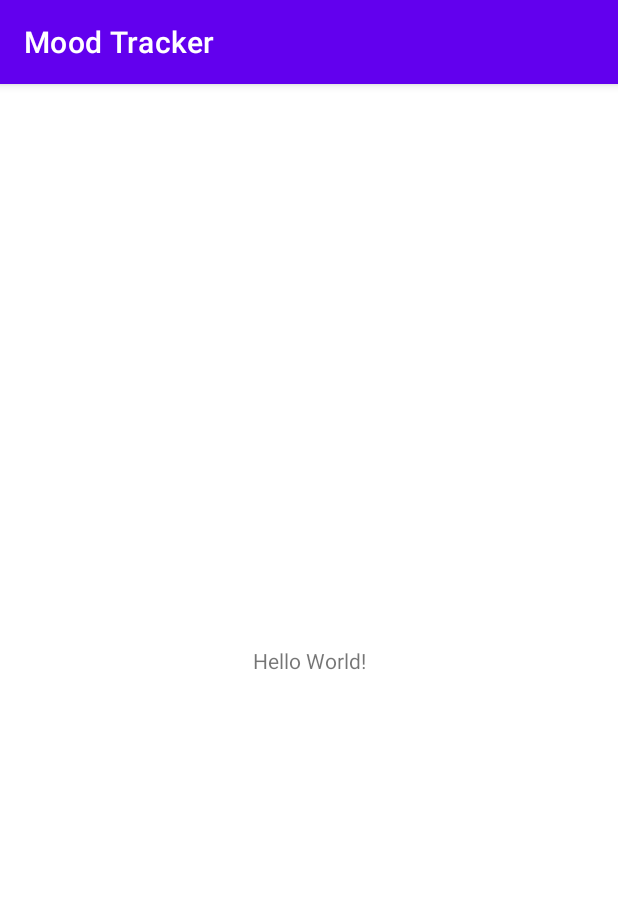
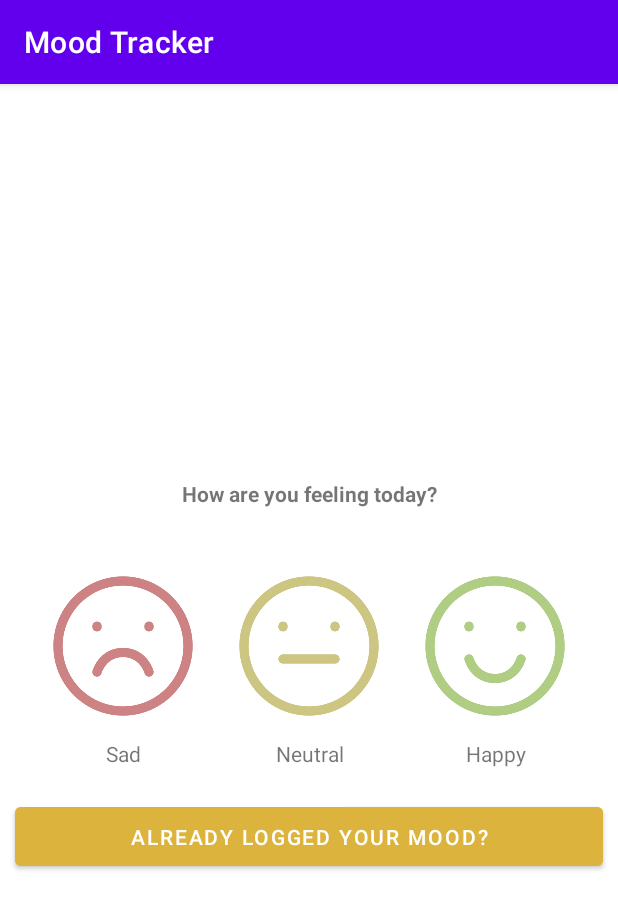
Before and after one commit to recklessbeav/MOBDEVEMP, an Android app: the screen it shows after launch (MainActivity), on a phone screen of 412 x 824 dp. Shown: the top 909 px of the screen. Run offline under Robolectric (Android 15) with nearby library versions, the phone set to English and light mode, and no system bars; libraries missing offline, so code that uses them is left out: com.mobdeve.s12; 1 statement that could not run was skipped.

Commit message:
new files

```diff
--- a/app/build.gradle
+++ b/app/build.gradle
@@ -29,6 +29,11 @@ android {
     kotlinOptions {
         jvmTarget = '1.8'
     }
+
+    buildFeatures{
+        viewBinding true
+    }
+
 }
 
 dependencies {
--- a/app/src/main/AndroidManifest.xml
+++ b/app/src/main/AndroidManifest.xml
@@ -10,6 +10,9 @@
         android:supportsRtl="true"
         android:theme="@style/Theme.MoodTracker">
         <activity
+            android:name=".LogActivity"
+            android:exported="false" />
+        <activity
             android:name=".MainActivity"
             android:exported="true">
             <intent-filter>
--- /dev/null
+++ b/app/src/main/java/com/mobdeve/s12/salamante/cuasi/beaverly/moodtracker/mobdeve/LogActivity.kt
@@ -0,0 +1,11 @@
+package com.mobdeve.s12.salamante.cuasi.beaverly.moodtracker.mobdeve
+
+import androidx.appcompat.app.AppCompatActivity
+import android.os.Bundle
+
+class LogActivity : AppCompatActivity() {
+    override fun onCreate(savedInstanceState: Bundle?) {
+        super.onCreate(savedInstanceState)
+        setContentView(R.layout.activity_log)
+    }
+}
--- a/app/src/main/java/com/mobdeve/s12/salamante/cuasi/beaverly/moodtracker/mobdeve/MainActivity.kt
+++ b/app/src/main/java/com/mobdeve/s12/salamante/cuasi/beaverly/moodtracker/mobdeve/MainActivity.kt
@@ -2,10 +2,15 @@ package com.mobdeve.s12.salamante.cuasi.beaverly.moodtracker.mobdeve
 
 import androidx.appcompat.app.AppCompatActivity
 import android.os.Bundle
+import com.mobdeve.s12.salamante.cuasi.beaverly.moodtracker.mobdeve.databinding.ActivityMainBinding
 
 class MainActivity : AppCompatActivity() {
+
+    var binding: ActivityMainBinding? = null
+
     override fun onCreate(savedInstanceState: Bundle?) {
         super.onCreate(savedInstanceState)
+        binding = ActivityMainBinding.inflate(layoutInflater)
         setContentView(R.layout.activity_main)
     }
 }
--- /dev/null
+++ b/app/src/main/res/layout/activity_log.xml
@@ -0,0 +1,9 @@
+<?xml version="1.0" encoding="utf-8"?>
+<androidx.constraintlayout.widget.ConstraintLayout xmlns:android="http://schemas.android.com/apk/res/android"
+    xmlns:app="http://schemas.android.com/apk/res-auto"
+    xmlns:tools="http://schemas.android.com/tools"
+    android:layout_width="match_parent"
+    android:layout_height="match_parent"
+    tools:context=".LogActivity">
+
+</androidx.constraintlayout.widget.ConstraintLayout>
--- a/app/src/main/res/layout/activity_main.xml
+++ b/app/src/main/res/layout/activity_main.xml
@@ -6,13 +6,90 @@
     android:layout_height="match_parent"
     tools:context=".MainActivity">
 
-    <TextView
-        android:layout_width="wrap_content"
+    <TableLayout xmlns:android="http://schemas.android.com/apk/res/android"
+        android:id="@+id/row_feelings"
+        android:layout_width="match_parent"
         android:layout_height="wrap_content"
-        android:text="Hello World!"
+        android:layout_margin="10dp"
+        android:padding="10dp"
         app:layout_constraintBottom_toBottomOf="parent"
         app:layout_constraintLeft_toLeftOf="parent"
         app:layout_constraintRight_toRightOf="parent"
-        app:layout_constraintTop_toTopOf="parent" />
+        app:layout_constraintTop_toTopOf="parent"
+        android:stretchColumns="*">
+        <TableRow>
+            <ImageView
+                android:id="@+id/iv_sad"
+                android:src="@drawable/sad_face"
+                android:layout_margin="10dp"
+                android:gravity="center"
+                android:layout_width="40dp"
+                android:layout_height="wrap_content"
+                android:adjustViewBounds="true" />
+            <ImageView
+                android:id="@+id/iv_neutral"
+                android:src="@drawable/neutral_face"
+                android:layout_margin="10dp"
+                android:maxWidth="2dp"
+                android:gravity="center"
+                android:layout_width="40dp"
+                android:layout_height="wrap_content"
+                android:adjustViewBounds="true" />
+            <ImageView
+                android:id="@+id/iv_happy"
+                android:src="@drawable/happy_face"
+                android:layout_margin="10dp"
+                android:maxWidth="2dp"
+                android:gravity="center"
+                android:layout_width="40dp"
+                android:layout_height="wrap_content"
+                android:adjustViewBounds="true" />
+        </TableRow>
+        <TableRow>
+            <TextView
+                android:id="@+id/tv_feeling_sad"
+                android:text="Sad"
+                android:gravity="center"
+                android:layout_width="match_parent"
+                android:layout_height="wrap_content"/>
+            <TextView
+                android:id="@+id/tv_feeling_neutral"
+                android:text="Neutral"
+                android:gravity="center"
+                android:layout_width="match_parent"
+                android:layout_height="wrap_content"/>
+            <TextView
+                android:id="@+id/tv_feeling_happy"
+                android:text="Happy"
+                android:gravity="center"
+                android:layout_width="match_parent"
+                android:layout_height="wrap_content"/>
+        </TableRow>
+    </TableLayout>
+
+    <TextView
+        android:id="@+id/tv_question"
+        android:layout_width="match_parent"
+        android:layout_height="wrap_content"
+        android:text="How are you feeling today?"
+        android:textStyle="bold"
+        android:gravity="center"
+        android:layout_margin="10dp"
+        android:padding="10dp"
+        app:layout_constraintBottom_toTopOf="@+id/row_feelings"
+        app:layout_constraintLeft_toLeftOf="parent"
+        app:layout_constraintRight_toRightOf="parent"/>
+
+    <Button
+        android:id="@+id/btn_logged_already"
+        android:layout_width="match_parent"
+        android:layout_height="wrap_content"
+        android:layout_margin="10dp"
+        android:padding="10dp"
+        android:backgroundTint="#DCB43D"
+        android:text="Already logged your mood?"
+        app:layout_constraintTop_toBottomOf="@+id/row_feelings"/>
+
+
 
 </androidx.constraintlayout.widget.ConstraintLayout>
```
Also changed, not shown: app/src/main/res/drawable/happy_face.png (added), app/src/main/res/drawable/neutral_face.png (added), app/src/main/res/drawable/sad_face.png (added).
